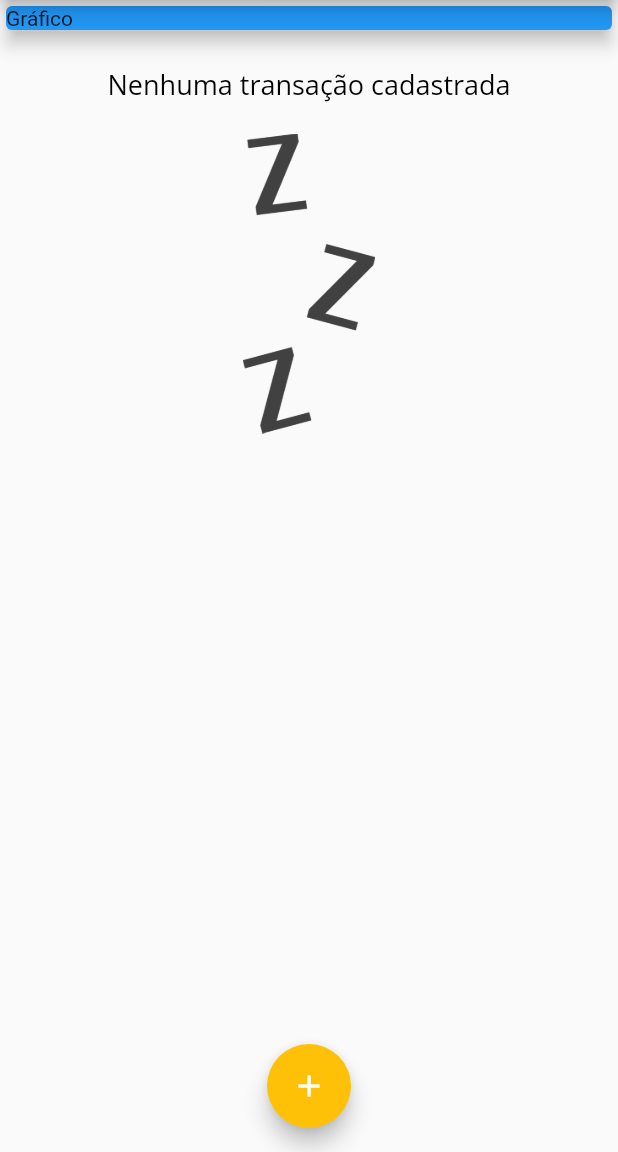
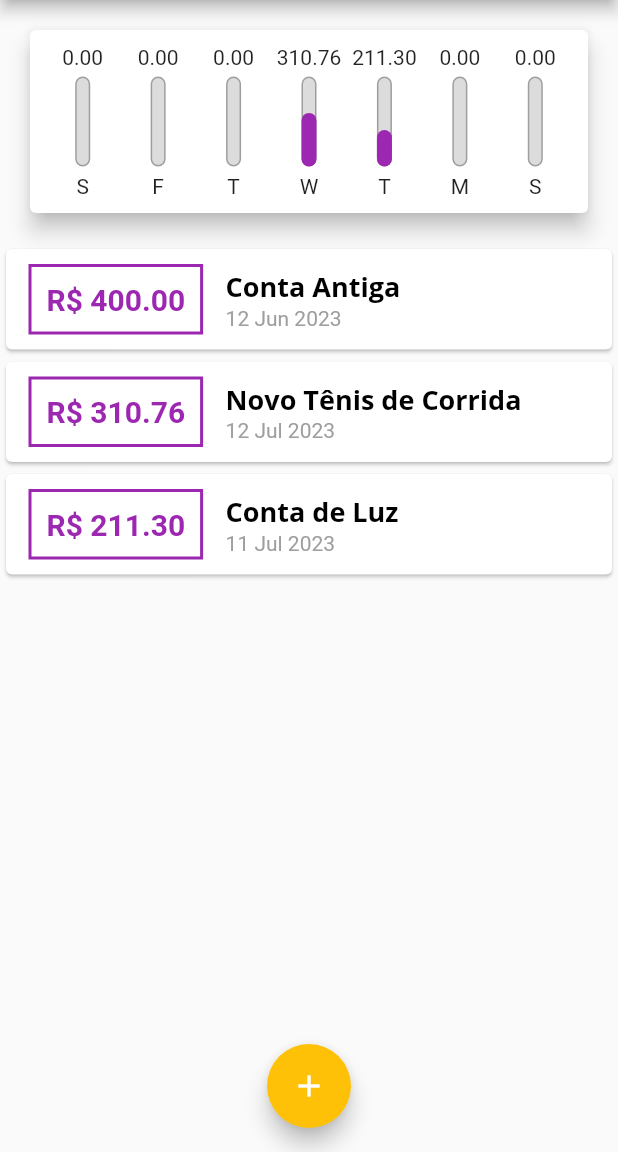
Before and after one commit to marcelinx/expensesApp, a Flutter app: the screen it shows after launch, on a phone screen of 412 x 824 dp, the part 84-1236 px from its top. Run offline on Flutter 3.47's test engine with Material 2 defaults, Android fonts, the phone set to English and light mode, and no system bars.

Commit message:
created chart and added funcionality

```diff
--- /dev/null
+++ b/lib/components/chart.dart
@@ -0,0 +1,66 @@
+import 'package:flutter/material.dart';
+import 'package:intl/intl.dart';
+import '../models/transaction.dart';
+import 'chart_bar.dart';
+
+class Chart extends StatelessWidget {
+  final List<Transaction> recentTransaction;
+
+  const Chart(this.recentTransaction, {Key? key}) : super(key: key);
+
+  List<Map<String, Object>> get groupedTransactions {
+    return List.generate(7, (index) {
+      final weekDay = DateTime.now().subtract(
+        Duration(days: index),
+      );
+
+      double totalSum = 0.0;
+
+      for (var i = 0; i < recentTransaction.length; i++) {
+        bool sameDay = recentTransaction[i].date.day == weekDay.day;
+        bool sameMonth = recentTransaction[i].date.month == weekDay.month;
+        bool sameYear = recentTransaction[i].date.year == weekDay.year;
+
+        if (sameDay && sameMonth && sameYear) {
+          totalSum += recentTransaction[i].value;
+        }
+      }
+
+      return {
+        'day': DateFormat.E().format(weekDay)[0],
+        'value': totalSum,
+      };
+    });
+  }
+
+  double get _weekTotalValue {
+    return groupedTransactions.fold(0.0, (sum, tr) {
+      return sum + (tr['value'] as double);
+    });
+  }
+
+  @override
+  Widget build(BuildContext context) {
+    groupedTransactions;
+    return Card(
+      elevation: 6,
+      margin: const EdgeInsets.all(20),
+      child: Padding(
+        padding: const EdgeInsets.all(10),
+        child: Row(
+          mainAxisAlignment: MainAxisAlignment.spaceAround,
+          children: groupedTransactions.map((tr) {
+            return Flexible(
+              fit: FlexFit.tight,
+              child: ChartBar(
+                label: tr['day'] as String,
+                value: tr['value'] as double,
+                percentage: (tr['value'] as double) / _weekTotalValue,
+              ),
+            );
+          }).toList(),
+        ),
+      ),
+    );
+  }
+}
--- /dev/null
+++ b/lib/components/chart_bar.dart
@@ -0,0 +1,53 @@
+import 'package:flutter/material.dart';
+
+class ChartBar extends StatelessWidget {
+  final String? label;
+  final double? value;
+  final double? percentage;
+
+  const ChartBar({
+    this.label,
+    this.value,
+    this.percentage,
+    Key? key,
+  }) : super(key: key);
+
+  @override
+  Widget build(BuildContext context) {
+    return Column(
+      children: [
+        FittedBox(
+          child: Text('${value!.toStringAsFixed(2)}'),
+          ),
+        const SizedBox(height: 5),
+        Container(
+          height: 60,
+          width: 10,
+          child: Stack(
+            alignment: Alignment.bottomCenter,
+            children: <Widget>[
+              Container(
+                decoration: BoxDecoration(
+                  border: Border.all(color: Colors.grey, width: 1.0),
+                  color: Color.fromRGBO(220, 220, 220, 1),
+                  borderRadius: BorderRadius.circular(5),
+                ),
+              ),
+              FractionallySizedBox(
+                heightFactor: percentage,
+                child: Container(
+                  decoration: BoxDecoration(
+                    color: Colors.purple,
+                    borderRadius: BorderRadius.circular(5),
+                  ),
+                ),
+              ),
+            ],
+          ),
+        ),
+        const SizedBox(height: 5),
+        Text(label!),
+      ],
+    );
+  }
+}
--- a/lib/components/transaction_list.dart
+++ b/lib/components/transaction_list.dart
@@ -11,23 +11,25 @@ class TransactionList extends StatelessWidget {
   Widget build(BuildContext context) {
     return SizedBox(
       height: 300,
-      child: transactions.isEmpty ? Column(
+      child: transactions.isEmpty
+          ? Column(
               children: [
-          SizedBox(height: 20),
+                const SizedBox(height: 20),
                 Text(
-          'Nenhuma transação cadastrada',
-          style: Theme.of(context).textTheme.titleLarge,
+                  'Nenhuma Transação Cadastrada!',
+                  style: Theme.of(context).textTheme.headline6,
                 ),
-        SizedBox(height: 20),
-        Container(
+                const SizedBox(height: 20),
+                SizedBox(
                   height: 200,
                   child: Image.asset(
                     'assets/images/waiting.png',
                     fit: BoxFit.cover,
                   ),
+                ),
+              ],
             )
-      ],
-      ) : ListView.builder(
+          : ListView.builder(
               itemCount: transactions.length,
               itemBuilder: (ctx, index) {
                 final tr = transactions[index];
--- a/lib/main.dart
+++ b/lib/main.dart
@@ -1,7 +1,9 @@
 import 'package:expenses/components/transaction_form.dart';
 import 'package:flutter/material.dart';
 import 'dart:math';
+import 'components/transaction_form.dart';
 import 'components/transaction_list.dart';
+import 'components/chart.dart';
 import 'models/transaction.dart';
 
 main() => runApp(ExpensesApp());
@@ -23,7 +25,7 @@ class ExpensesApp extends StatelessWidget {
           headline6: const TextStyle(
             fontFamily: 'OpenSans',
             fontSize: 18,
-            fontWeight: FontWeight.normal,
+            fontWeight: FontWeight.bold,
             color: Colors.black,
           ),
         ),
@@ -48,19 +50,33 @@ class MyHomePage extends StatefulWidget {
 
 class _MyHomePageState extends State<MyHomePage> {
   final List<Transaction> _transactions = [
-    // Transaction(
-    //   id: 't1',
-    //   title: 'Novo Tênis de Corrida',
-    //   value: 310.76,
-    //   date: DateTime.now(),
-    // ),
-    // Transaction(
-    //   id: 't2',
-    //   title: 'Conta de Luz',
-    //   value: 211.30,
-    //   date: DateTime.now(),
-    // ),
+    Transaction(
+      id: 't0',
+      title: 'Conta Antiga',
+      value: 400.00,
+      date: DateTime.now().subtract(const Duration(days: 33)),
+    ),
+    Transaction(
+      id: 't1',
+      title: 'Novo Tênis de Corrida',
+      value: 310.76,
+      date: DateTime.now().subtract(const Duration(days: 3)),
+    ),
+    Transaction(
+      id: 't2',
+      title: 'Conta de Luz',
+      value: 211.30,
+      date: DateTime.now().subtract(const Duration(days: 4)),
+    ),
   ];
+
+  List<Transaction> get _recentTransactions {
+    return _transactions.where((tr) {
+      return tr.date.isAfter(DateTime.now().subtract(
+        const Duration(days: 7),
+      ));
+    }).toList();
+  }
 
   _addTransaction(String title, double value) {
     final newTransaction = Transaction(
@@ -102,13 +118,7 @@ class _MyHomePageState extends State<MyHomePage> {
         child: Column(
           crossAxisAlignment: CrossAxisAlignment.stretch,
           children: [
-            const SizedBox(
-              child: Card(
-                color: Colors.blue,
-                child: Text('Gráfico'),
-                elevation: 5,
-              ),
-            ),
+            Chart(_recentTransactions),
             TransactionList(_transactions),
           ],
         ),
```
Lines whose indentation alone changed are shown as unchanged.
